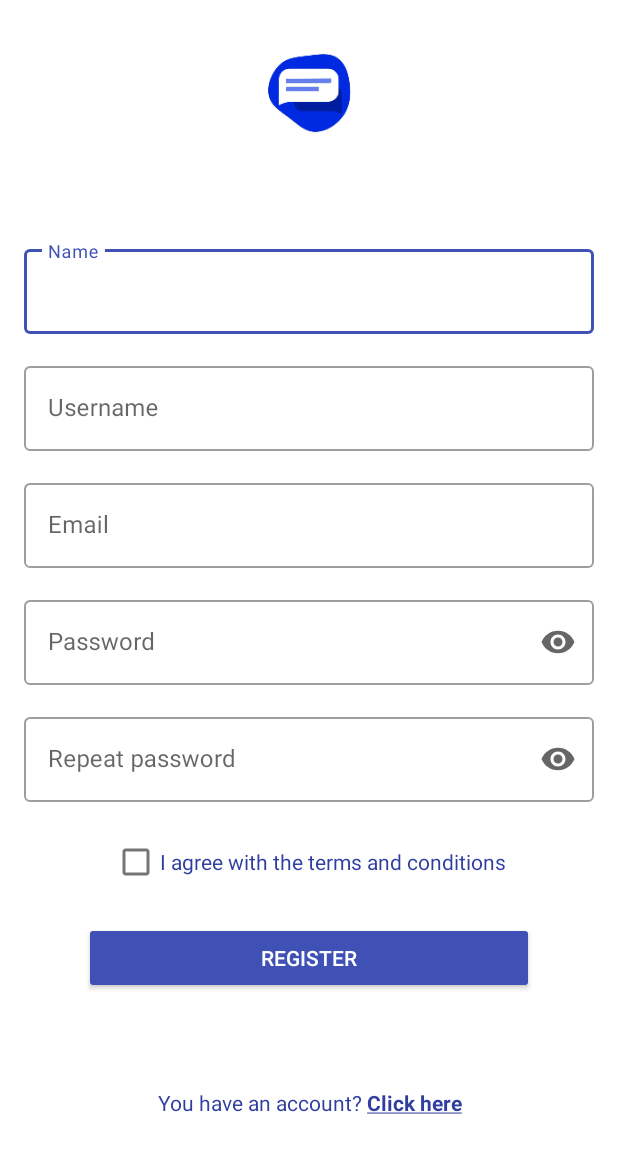
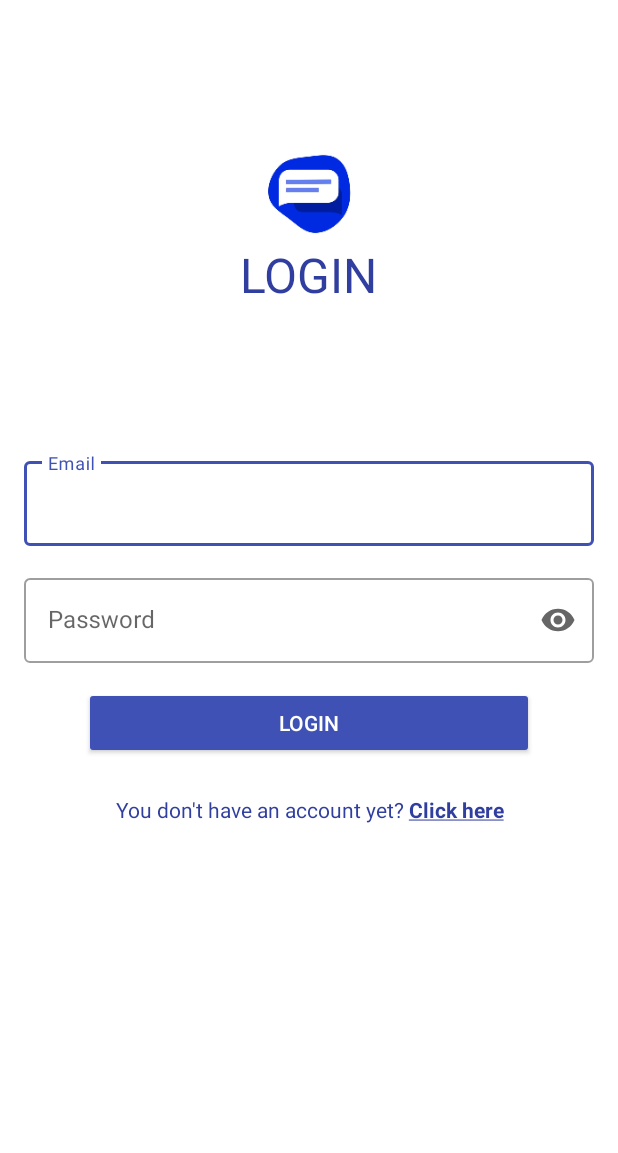
Before and after one commit to PreslavaKuzova/ChitChat, an Android app: the screen it shows after launch (AuthenticationActivity), on a phone screen of 412 x 824 dp. Shown: the top 1153 px of the screen. Run offline under Robolectric (Android 15) with nearby library versions, the phone set to English and light mode, and no system bars; our stand-ins replace Firebase (no records; nobody signed in at launch, a user with empty details on screens opened directly), data binding.

Commit message:
added login functionality and improved design

```diff
--- a/app/src/main/AndroidManifest.xml
+++ b/app/src/main/AndroidManifest.xml
@@ -8,8 +8,7 @@
         android:roundIcon="@mipmap/ic_launcher_round"
         android:supportsRtl="true"
         android:theme="@style/AppTheme">
-        <activity android:name=".ui.authenticate.AuthenticationActivity"
-            android:windowSoftInputMode="adjustResize"/>
+        <activity android:name=".ui.authenticate.AuthenticationActivity"/>
         <activity android:name=".ui.MainActivity" />
         <activity android:name=".ui.SplashActivity">
             <intent-filter>
--- a/app/src/main/java/com/example/chitchat/core/LoginPresenter.java
+++ b/app/src/main/java/com/example/chitchat/core/LoginPresenter.java
@@ -1,4 +1,39 @@
 package com.example.chitchat.core;
 
+import com.example.chitchat.data.AuthenticationService;
+import com.example.chitchat.ui.authenticate.LoginFragment;
+
 public class LoginPresenter {
+    private AuthenticationService authenticationService;
+    private LoginFragment loginFragment;
+
+    public LoginPresenter(LoginFragment fragment) {
+        this.loginFragment = fragment;
+        this.authenticationService = AuthenticationService.getInstance();
+    }
+
+    public void onFragmentCreated() {
+        if(this.authenticationService.isUserLogged()) {
+            this.loginFragment.redirectToMainScreen();
+        }
+    }
+
+    public void onLoginButtonPressed(String email, String password) {
+        authenticationService.login(email, password, new AuthenticationService.AuthenticationListener() {
+            @Override
+            public void onSuccess(String uid) {
+                loginFragment.redirectToMainScreen();
+            }
+
+            @Override
+            public void onFailure() {
+                loginFragment.showLoginError();
+            }
+        });
+    }
+
+    public void onRedirectRegisterFragmentPressed() {
+        this.loginFragment.redirectToRegisterScreen();
+    }
+
 }
--- a/app/src/main/java/com/example/chitchat/core/RegisterPresenter.java
+++ b/app/src/main/java/com/example/chitchat/core/RegisterPresenter.java
@@ -20,7 +20,7 @@ public class RegisterPresenter {
 
         @Override
         public void onUserRegistrationFailure() {
-            registerFragment.showRegistrationErrorPopUp();
+            registerFragment.showRegistrationError();
         }
     };
 
@@ -156,7 +156,7 @@ public class RegisterPresenter {
 
             @Override
             public void onFailure() {
-                registerFragment.showRegistrationErrorPopUp();
+                registerFragment.showRegistrationError();
             }
         });
     }
--- a/app/src/main/java/com/example/chitchat/ui/authenticate/AuthenticationActivity.java
+++ b/app/src/main/java/com/example/chitchat/ui/authenticate/AuthenticationActivity.java
@@ -7,14 +7,13 @@ import androidx.fragment.app.FragmentTransaction;
 
 import android.content.Intent;
 import android.os.Bundle;
-import android.view.View;
 
 import com.example.chitchat.R;
-import com.example.chitchat.data.AuthenticationService;
 import com.example.chitchat.databinding.ActivityAuthenticateBinding;
 import com.example.chitchat.ui.MainActivity;
 
-public class AuthenticationActivity extends AppCompatActivity {
+public class AuthenticationActivity extends AppCompatActivity implements RegisterFragment.OnRedirectionToLoginFragmentRequestListener,
+        LoginFragment.OnRedirectionToAnotherScreenRequestListener {
 
     private ActivityAuthenticateBinding binding;
     private final FragmentManager manager = getSupportFragmentManager();
@@ -33,19 +32,26 @@ public class AuthenticationActivity extends AppCompatActivity {
         this.registerFragment = new RegisterFragment();
 
         FragmentTransaction transaction = manager.beginTransaction();
-        transaction.replace(R.id.grp_container, registerFragment);
+        transaction.replace(R.id.grp_container, loginFragment);
         transaction.commit();
-
-
     }
 
-    public void navigateToLogin() {
+    @Override
+    public void onRedirectionToLoginRequested() {
         FragmentTransaction transaction = manager.beginTransaction();
         transaction.replace(R.id.grp_container, loginFragment);
         transaction.commit();
     }
 
-    public void navigateToMain() {
+    @Override
+    public void onRedirectionToRegisterScreenRequested() {
+        FragmentTransaction transaction = manager.beginTransaction();
+        transaction.replace(R.id.grp_container, registerFragment);
+        transaction.commit();
+    }
+
+    @Override
+    public void onRedirectionToMainScreenRequested() {
         startActivity(new Intent(this, MainActivity.class));
         finish();
     }
--- a/app/src/main/java/com/example/chitchat/ui/authenticate/LoginFragment.java
+++ b/app/src/main/java/com/example/chitchat/ui/authenticate/LoginFragment.java
@@ -1,41 +1,81 @@
 package com.example.chitchat.ui.authenticate;
 
+import android.content.Context;
 import android.os.Bundle;
 
 import androidx.annotation.NonNull;
 import androidx.annotation.Nullable;
+import androidx.databinding.DataBindingUtil;
 import androidx.fragment.app.Fragment;
 
 import android.view.LayoutInflater;
 import android.view.View;
 import android.view.ViewGroup;
+import android.widget.Toast;
 
 import com.example.chitchat.R;
-import com.example.chitchat.data.AuthenticationService;
+import com.example.chitchat.core.LoginPresenter;
+import com.example.chitchat.databinding.FragmentLoginBinding;
 
-public class LoginFragment extends Fragment  {
+public class LoginFragment extends Fragment {
 
-    private AuthenticationService service;
+    private FragmentLoginBinding binding;
+    private LoginPresenter loginPresenter;
+    private OnRedirectionToAnotherScreenRequestListener request;
 
     @Override
     public void onCreate(Bundle savedInstanceState) {
         super.onCreate(savedInstanceState);
+        loginPresenter = new LoginPresenter(this);
+        loginPresenter.onFragmentCreated();
     }
 
     @Override
     public View onCreateView(LayoutInflater inflater, ViewGroup container,
                              Bundle savedInstanceState) {
-        // Inflate the layout for this fragment
-        service = AuthenticationService.getInstance();
-        return inflater.inflate(R.layout.fragment_login, container, false);
+        binding = DataBindingUtil.inflate(inflater, R.layout.fragment_login, container, false);
+        return binding.getRoot();
     }
 
     @Override
     public void onViewCreated(@NonNull View view, @Nullable Bundle savedInstanceState) {
         super.onViewCreated(view, savedInstanceState);
+        binding.btnLogin.setOnClickListener(view1 -> {
+            String email = binding.edtEmail.getText().toString();
+            String password = binding.edtPass.getText().toString();
+            loginPresenter.onLoginButtonPressed(email, password);
+        });
 
-        if(service.isUserLogged()) {
-            ((AuthenticationActivity) getActivity()).navigateToMain();
+        binding.txtRegisterRedirect.setOnClickListener(view2 -> {
+            loginPresenter.onRedirectRegisterFragmentPressed();
+        });
+    }
+
+    @Override
+    public void onAttach(@NonNull Context context) {
+        super.onAttach(context);
+        try {
+            request = (OnRedirectionToAnotherScreenRequestListener) context;
+        } catch (ClassCastException e) {
+            throw new ClassCastException(context.toString() + " must implement OnRedirectionToRegistrationScreenRequestListener");
         }
     }
+
+    public void redirectToRegisterScreen() {
+        request.onRedirectionToRegisterScreenRequested();
+    }
+
+    public void redirectToMainScreen() {
+        request.onRedirectionToMainScreenRequested();
+    }
+
+    public void showLoginError() {
+        Toast.makeText(getContext(), "ERROR", Toast.LENGTH_LONG).show();
+    }
+
+    public interface OnRedirectionToAnotherScreenRequestListener {
+        void onRedirectionToRegisterScreenRequested();
+
+        void onRedirectionToMainScreenRequested();
+    }
 }
--- a/app/src/main/res/layout/fragment_login.xml
+++ b/app/src/main/res/layout/fragment_login.xml
@@ -1,18 +1,55 @@
 <?xml version="1.0" encoding="utf-8"?>
-<RelativeLayout xmlns:android="http://schemas.android.com/apk/res/android"
+
+<layout xmlns:android="http://schemas.android.com/apk/res/android"
     xmlns:app="http://schemas.android.com/apk/res-auto"
-    xmlns:tools="http://schemas.android.com/tools"
+    xmlns:tools="http://schemas.android.com/tools">
+
+    <ScrollView
         android:layout_width="match_parent"
         android:layout_height="match_parent"
-    android:background="@color/background"
-    tools:context=".ui.authenticate.RegisterFragment">
+        android:fillViewport="true">
+
+        <androidx.constraintlayout.widget.ConstraintLayout
+            android:layout_width="match_parent"
+            android:layout_height="wrap_content">
 
             <LinearLayout
+                android:id="@+id/grp_logo"
+                android:layout_width="wrap_content"
+                android:layout_height="wrap_content"
+                android:gravity="center"
+                android:orientation="vertical"
+                app:layout_constraintBottom_toTopOf="@+id/grp_container"
+                app:layout_constraintEnd_toEndOf="parent"
+                app:layout_constraintStart_toStartOf="parent"
+                app:layout_constraintTop_toTopOf="parent">
+
+                <ImageView
+                    android:id="@+id/img_logo"
+                    android:layout_width="64dp"
+                    android:layout_height="64dp"
+                    android:src="@mipmap/ic_launcher" />
+
+                <TextView
+                    android:id="@+id/txt_login"
+                    android:layout_width="wrap_content"
+                    android:layout_height="wrap_content"
+                    android:text="@string/login"
+                    android:textAllCaps="true"
+                    android:textColor="@color/colorPrimaryDark"
+                    android:textSize="32sp" />
+            </LinearLayout>
+
+            <LinearLayout
+                android:id="@+id/grp_container"
                 android:layout_width="match_parent"
                 android:layout_height="wrap_content"
                 android:layout_centerInParent="true"
+                android:layout_marginBottom="@dimen/default_margin"
                 android:gravity="center"
-        android:orientation="vertical">
+                android:orientation="vertical"
+                app:layout_constraintBottom_toBottomOf="parent"
+                app:layout_constraintTop_toTopOf="parent">
 
                 <com.google.android.material.textfield.TextInputLayout
                     android:id="@+id/layout_email"
@@ -46,7 +83,7 @@
                 </com.google.android.material.textfield.TextInputLayout>
 
                 <Button
-            android:id="@+id/btn_register"
+                    android:id="@+id/btn_login"
                     style="@style/Widget.AppCompat.Button.Colored"
                     android:layout_width="@dimen/button_width"
                     android:layout_height="wrap_content"
@@ -56,16 +93,23 @@
             </LinearLayout>
 
             <TextView
+                android:id="@+id/txt_register_redirect"
                 android:layout_width="match_parent"
                 android:layout_height="wrap_content"
                 android:layout_alignParentBottom="true"
                 android:layout_gravity="bottom"
-        android:layout_marginBottom="16dp"
+                android:layout_margin="@dimen/default_margin"
                 android:background="?selectableItemBackground"
                 android:gravity="center"
                 android:paddingTop="8dp"
                 android:paddingBottom="8dp"
                 android:text="@string/you_don_t_have_an_account_yet_click_here"
-        android:textColor="@color/text_view_accent" />
 
-</RelativeLayout>
+                android:textColor="@color/text_view_accent"
+                app:layout_constraintTop_toBottomOf="@+id/grp_container" />
+
+        </androidx.constraintlayout.widget.ConstraintLayout>
+
+    </ScrollView>
+
+</layout>
--- a/app/src/main/res/layout/fragment_register.xml
+++ b/app/src/main/res/layout/fragment_register.xml
@@ -1,29 +1,50 @@
 <?xml version="1.0" encoding="utf-8"?>
 
-<layout xmlns:tools="http://schemas.android.com/tools"
+<layout xmlns:android="http://schemas.android.com/apk/res/android"
     xmlns:app="http://schemas.android.com/apk/res-auto"
-    xmlns:android="http://schemas.android.com/apk/res/android">
+    xmlns:tools="http://schemas.android.com/tools">
 
-    <RelativeLayout
+    <ScrollView
         android:layout_width="match_parent"
         android:layout_height="match_parent"
+        android:fillViewport="true">
+
+        <androidx.constraintlayout.widget.ConstraintLayout
+            android:layout_width="match_parent"
+            android:layout_height="wrap_content"
             android:background="@color/background"
             tools:context=".ui.authenticate.RegisterFragment">
 
             <ImageView
+                android:id="@+id/img_logo"
                 android:layout_width="64dp"
                 android:layout_height="64dp"
+                android:layout_centerHorizontal="true"
                 android:src="@mipmap/ic_launcher"
-            android:layout_centerHorizontal="true"
-            android:layout_marginTop="30dp"/>
+                app:layout_constraintBottom_toTopOf="@+id/txt_registration"
+                app:layout_constraintEnd_toEndOf="parent"
+                app:layout_constraintStart_toStartOf="parent" />
+
+            <TextView
+                android:id="@+id/txt_registration"
+                android:layout_width="wrap_content"
+                android:layout_height="wrap_content"
+                android:text="@string/register"
+                android:textAllCaps="true"
+                android:textColor="@color/colorPrimaryDark"
+                android:textSize="32sp"
+                app:layout_constraintBottom_toTopOf="@+id/grp_linear"
+                app:layout_constraintEnd_toEndOf="parent"
+                app:layout_constraintStart_toStartOf="parent" />
 
             <LinearLayout
                 android:id="@+id/grp_linear"
                 android:layout_width="match_parent"
                 android:layout_height="wrap_content"
-            android:layout_centerInParent="true"
                 android:gravity="center"
-            android:orientation="vertical">
+                android:orientation="vertical"
+                app:layout_constraintBottom_toBottomOf="parent"
+                app:layout_constraintTop_toTopOf="parent">
 
                 <com.google.android.material.textfield.TextInputLayout
                     android:id="@+id/layout_name"
@@ -119,16 +140,17 @@
 
             <TextView
                 android:id="@+id/txt_login_redirect"
-            android:layout_below="@+id/grp_linear"
                 android:layout_width="match_parent"
                 android:layout_height="wrap_content"
-            android:layout_alignParentBottom="true"
-            android:layout_gravity="bottom"
-            android:layout_marginBottom="16dp"
+                android:layout_margin="@dimen/default_margin"
                 android:background="?selectableItemBackground"
                 android:gravity="center"
+                android:paddingTop="8dp"
+                android:paddingBottom="8dp"
                 android:text="@string/you_have_an_account_click_here"
-            android:textColor="@color/text_view_accent" />
+                android:textColor="@color/text_view_accent"
+                app:layout_constraintTop_toBottomOf="@id/grp_linear" />
 
-    </RelativeLayout>
+        </androidx.constraintlayout.widget.ConstraintLayout>
+    </ScrollView>
 </layout>
```
Also changed, not shown: app/src/main/java/com/example/chitchat/data/AuthenticationService.java (+5 -4 lines), app/src/main/java/com/example/chitchat/ui/authenticate/RegisterFragment.java (+19 -9 lines). Lines whose indentation alone changed are shown as unchanged.
